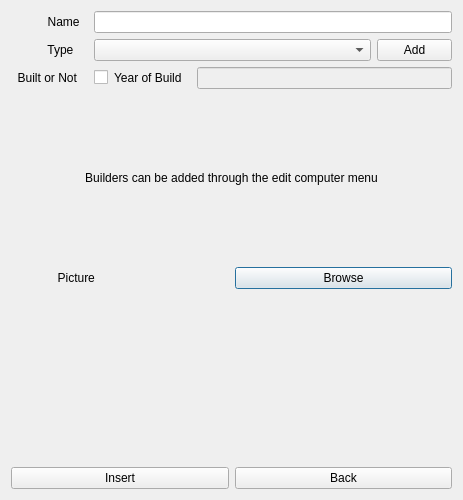
vilhjalmur12/verklegt_1, file verklegt_vika_3/verklegt_GUI/UI/insertcomputerdialog.ui: the form before one commit.
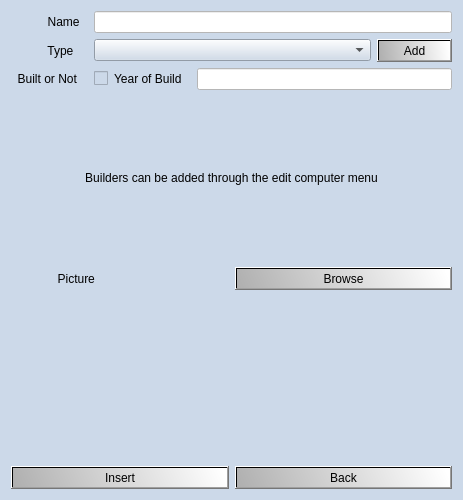
The form after the commit.

Commit message: style sheet, hover o.fl

Patch:
```diff
--- a/verklegt_vika_3/verklegt_GUI/UI/insertcomputerdialog.ui
+++ b/verklegt_vika_3/verklegt_GUI/UI/insertcomputerdialog.ui
@@ -13,6 +13,35 @@
   <property name="windowTitle">
    <string>Dialog</string>
   </property>
+  <property name="styleSheet">
+   <string notr="true">QWidget{
+background-color: rgb(204, 217, 233);
+font-family: &quot;Verdana&quot;;
+font-size: 9pt;
+}
+
+QDialog::dropdown_types{
+color: white;
+background-color: white;
+}
+
+QLineEdit{
+background-color: white;
+}
+
+QPushButton{
+color: rgb(0, 0, 0);
+background-color: qlineargradient(spread:pad, x1:0, y1:0.619, x2:1, y2:0.58, stop:0 rgba(176, 176, 176, 255), stop:1 rgba(255, 255, 255, 255));
+}
+
+QPushButton::hover{
+background-color: qlineargradient(spread:reflect, x1:0, y1:0, x2:1, y2:1, stop:0.318408 rgba(69, 69, 69, 255), stop:1 rgba(162, 162, 162, 255));
+}
+
+QPushButton::pressed{
+background-color: qlineargradient(spread:reflect, x1:0, y1:0, x2:1, y2:1, stop:0.318408 rgba(69, 69, 69, 255), stop:1 rgba(162, 162, 162, 255));
+}</string>
+  </property>
   <layout class="QVBoxLayout" name="verticalLayout">
    <item>
     <layout class="QGridLayout" name="gridLayout">
```
The commit also changes 6 other files.
